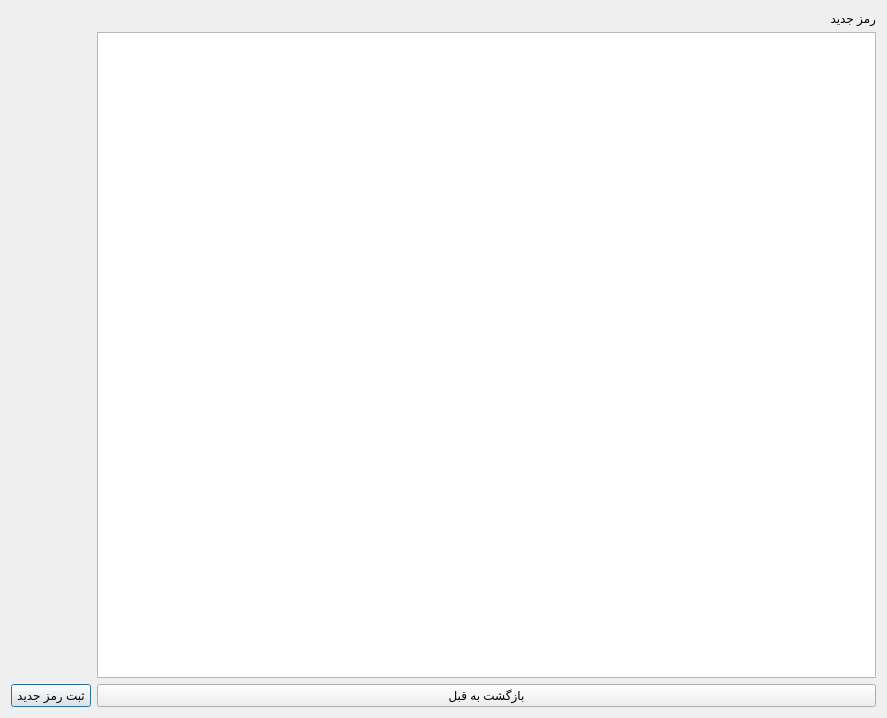
The window that Project_Ap/recoverypasclient.ui (AP-projects-4001/metagoofill) describes before a commit, drawn with Qt 5.
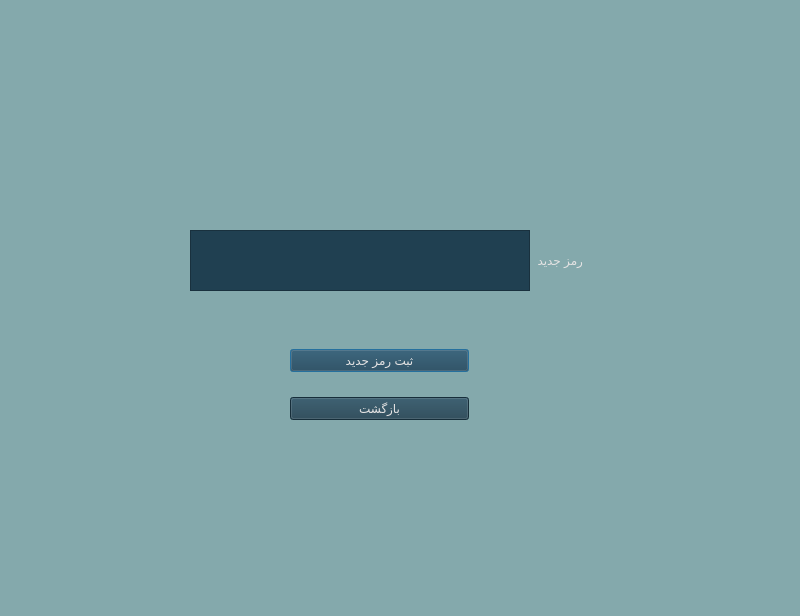
The same window after the commit.

Commit message: changing colors and Completing the program ui

```diff
--- a/Project_Ap/recoverypasclient.ui
+++ b/Project_Ap/recoverypasclient.ui
@@ -6,59 +6,85 @@
    <rect>
     <x>0</x>
     <y>0</y>
-    <width>887</width>
-    <height>718</height>
+    <width>800</width>
+    <height>616</height>
    </rect>
   </property>
   <property name="windowTitle">
    <string>Dialog</string>
   </property>
-  <layout class="QGridLayout" name="gridLayout">
-   <item row="0" column="1">
-    <layout class="QVBoxLayout" name="verticalLayout">
+  <property name="styleSheet">
+   <string notr="true">background-color: rgb(132, 169, 172);</string>
+  </property>
+  <widget class="QWidget" name="">
+   <property name="geometry">
+    <rect>
+     <x>190</x>
+     <y>230</y>
+     <width>393</width>
+     <height>61</height>
+    </rect>
+   </property>
+   <layout class="QHBoxLayout" name="horizontalLayout">
+    <item>
+     <widget class="QTextEdit" name="textEdit">
+      <property name="styleSheet">
+       <string notr="true">background-color: rgb(32, 64, 81);
+color: rgb(228, 227, 227);
+font: 12pt &quot;Lalezar&quot;;</string>
+      </property>
+     </widget>
+    </item>
      <item>
       <widget class="QLabel" name="label">
        <property name="styleSheet">
-        <string notr="true">font: 20pt &quot;MS Shell Dlg 2&quot;;
-color: rgb(0, 0, 0);</string>
+       <string notr="true">
+color: rgb(228, 227, 227);
+font: 12pt &quot;Lalezar&quot;;</string>
        </property>
        <property name="text">
         <string>رمز جدید</string>
        </property>
       </widget>
      </item>
-     <item>
-      <widget class="QTextEdit" name="textEdit">
-       <property name="styleSheet">
-        <string notr="true">color: rgb(47, 42, 39);
-font: 16pt &quot;MS Shell Dlg 2&quot;;</string>
-       </property>
-      </widget>
-     </item>
-    </layout>
-   </item>
-   <item row="1" column="0">
+   </layout>
+  </widget>
+  <widget class="QWidget" name="">
+   <property name="geometry">
+    <rect>
+     <x>290</x>
+     <y>330</y>
+     <width>179</width>
+     <height>110</height>
+    </rect>
+   </property>
+   <layout class="QVBoxLayout" name="verticalLayout">
+    <item>
     <widget class="QPushButton" name="pushButton">
      <property name="styleSheet">
-      <string notr="true">font: 17pt &quot;MS Sans Serif&quot;;
-font: 18pt &quot;MS Shell Dlg 2&quot;;</string>
+       <string notr="true">background-color: rgb(32, 64, 81);
+color: rgb(228, 227, 227);
+font: 12pt &quot;Lalezar&quot;;</string>
      </property>
      <property name="text">
       <string>ثبت رمز جدید</string>
      </property>
     </widget>
    </item>
-   <item row="1" column="1">
+    <item>
     <widget class="QPushButton" name="pushButton_2">
      <property name="styleSheet">
-      <string notr="true">font: 16pt &quot;MS Shell Dlg 2&quot;;</string>
+       <string notr="true">background-color: rgb(32, 64, 81);
+color: rgb(228, 227, 227);
+font: 12pt &quot;Lalezar&quot;;</string>
      </property>
      <property name="text">
-      <string>بازگشت به قبل</string>
+       <string>بازگشت</string>
      </property>
     </widget>
    </item>
   </layout>
+  </widget>
  </widget>
  <resources/>
  <connections/>
```
Lines whose indentation alone changed are shown as unchanged. The commit also changes 37 other files.
